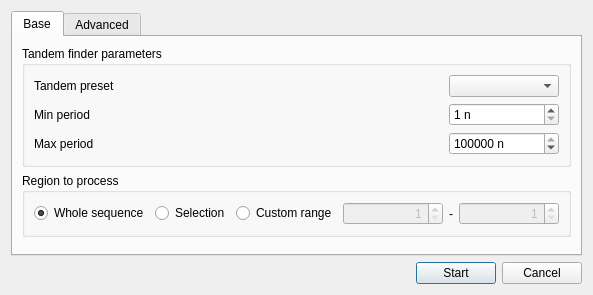
Old version of the form src/plugins/repeat_finder/src/ui/FindTandemsDialog.ui in the repository violethaze74/ugene.
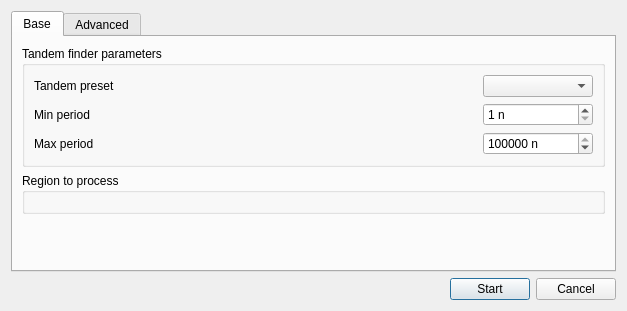
New version of the form. Icons and pictures are not drawn.

Commit message: unify selecting sequence region widget UGENE-269

Diff of the .ui file:
```diff
--- a/src/plugins/repeat_finder/src/ui/FindTandemsDialog.ui
+++ b/src/plugins/repeat_finder/src/ui/FindTandemsDialog.ui
@@ -9,8 +9,8 @@
    <rect>
     <x>0</x>
     <y>0</y>
-    <width>566</width>
-    <height>280</height>
+    <width>627</width>
+    <height>311</height>
    </rect>
   </property>
   <property name="windowTitle">
@@ -167,99 +167,7 @@
          </property>
          <layout class="QHBoxLayout" name="horizontalLayout_2">
           <item>
-           <widget class="QRadioButton" name="sequenceRangeButton">
-            <property name="text">
-             <string>Whole sequence</string>
-            </property>
-            <property name="checked">
-             <bool>true</bool>
-            </property>
-           </widget>
-          </item>
-          <item>
-           <spacer name="horizontalSpacer_8">
-            <property name="orientation">
-             <enum>Qt::Horizontal</enum>
-            </property>
-            <property name="sizeHint" stdset="0">
-             <size>
-              <width>40</width>
-              <height>20</height>
-             </size>
-            </property>
-           </spacer>
-          </item>
-          <item>
-           <widget class="QRadioButton" name="selectionRangeButton">
-            <property name="text">
-             <string>Selection</string>
-            </property>
-           </widget>
-          </item>
-          <item>
-           <spacer name="horizontalSpacer_9">
-            <property name="orientation">
-             <enum>Qt::Horizontal</enum>
-            </property>
-            <property name="sizeHint" stdset="0">
-             <size>
-              <width>40</width>
-              <height>20</height>
-             </size>
-            </property>
-           </spacer>
-          </item>
-          <item>
-           <widget class="QRadioButton" name="customRangeButton">
-            <property name="text">
-             <string>Custom range</string>
-            </property>
-           </widget>
-          </item>
-          <item>
-           <widget class="QSpinBox" name="customRangeStartBox">
-            <property name="enabled">
-             <bool>false</bool>
-            </property>
-            <property name="minimumSize">
-             <size>
-              <width>100</width>
-              <height>0</height>
-             </size>
-            </property>
-            <property name="alignment">
-             <set>Qt::AlignRight|Qt::AlignTrailing|Qt::AlignVCenter</set>
-            </property>
-            <property name="minimum">
-             <number>1</number>
-            </property>
-           </widget>
-          </item>
-          <item>
-           <widget class="QLabel" name="label_7">
-            <property name="text">
-             <string>-</string>
-            </property>
-           </widget>
-          </item>
-          <item>
-           <widget class="QSpinBox" name="customRangeEndBox">
-            <property name="enabled">
-             <bool>false</bool>
-            </property>
-            <property name="minimumSize">
-             <size>
-              <width>100</width>
-              <height>0</height>
-             </size>
-            </property>
-            <property name="alignment">
-             <set>Qt::AlignRight|Qt::AlignTrailing|Qt::AlignVCenter</set>
-            </property>
-            <property name="minimum">
-             <number>1</number>
-            </property>
-           </widget>
+           <layout class="QHBoxLayout" name="rangeSelectorLayout"/>
           </item>
          </layout>
         </widget>
```
Left out of the diff: 32 changed lines with no effect on the pictures. The commit also changes 37 other files.
